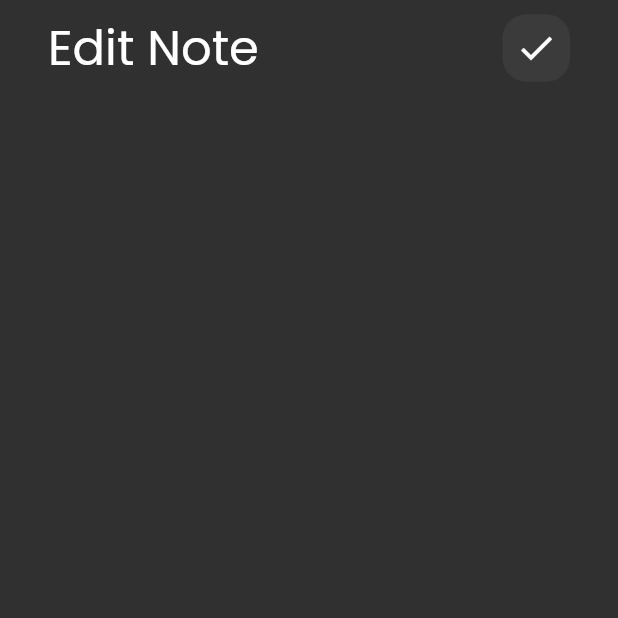
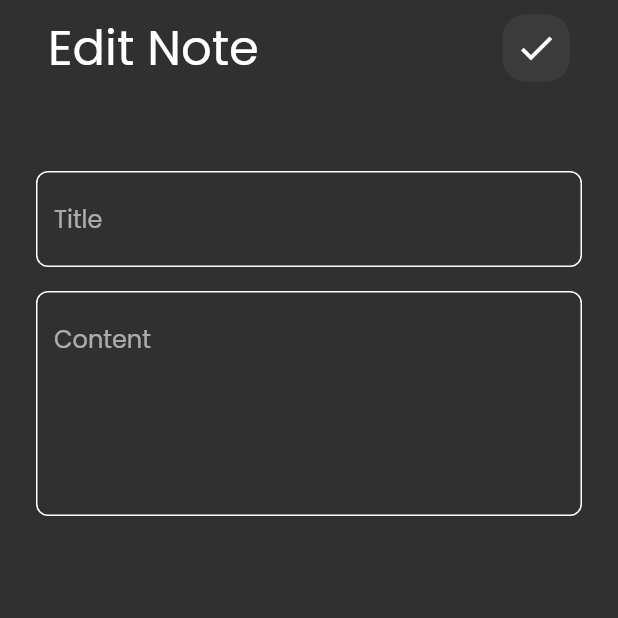
Before and after one commit to mostafahassan8799/Notes_App, a Flutter app: the EditNoteView screen opened directly, on a phone screen of 412 x 824 dp, the top half of it. Run offline on Flutter 3.47's test engine with Material 2 defaults, Android fonts, the phone set to English and light mode, and no system bars.

Commit message:
edit note view done

```diff
--- a/lib/widgets/edit_view_body.dart
+++ b/lib/widgets/edit_view_body.dart
@@ -1,4 +1,5 @@
 import 'package:flutter/material.dart';
+import 'package:notes_app/widgets/custom_text_field.dart';
 
 import 'custom_app_bar.dart';
 
@@ -15,6 +16,12 @@ class EditNoteViewBody extends StatelessWidget {
             title: 'Edit Note',
             icon: Icons.check,
           ),
+          SizedBox(
+            height: 50,
+          ),
+          CustomTextField(hint: 'Title'),
+          SizedBox(height: 16),
+          CustomTextField(hint: 'Content', maxLines: 5),
         ],
       ),
     );
```
